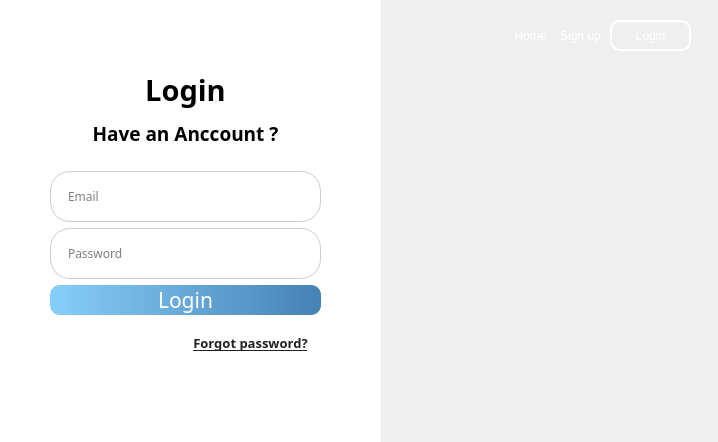
Before: the Qt Designer form ui/loggin.ui in xuanducdepzai/python-app, drawn with Qt 5.
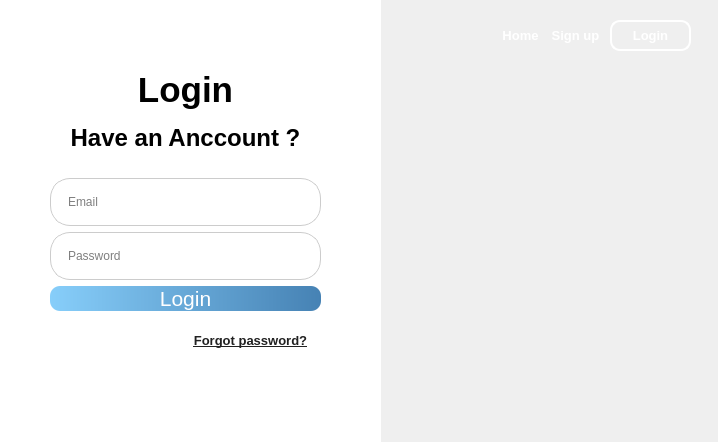
After: the same form once the commit is applied. Icons and pictures are not drawn.

Diff of the .ui file:
```diff
--- a/ui/loggin.ui
+++ b/ui/loggin.ui
@@ -65,6 +65,11 @@
       <height>700</height>
      </size>
     </property>
+    <property name="font">
+     <font>
+      <family>Segoe UI</family>
+     </font>
+    </property>
     <property name="text">
      <string/>
     </property>
@@ -84,6 +89,12 @@
       <height>31</height>
      </rect>
     </property>
+    <property name="font">
+     <font>
+      <pointsize>10</pointsize>
+      <bold>true</bold>
+     </font>
+    </property>
     <property name="styleSheet">
      <string notr="true">border-radius:10px;
 border: 2px solid white;
@@ -96,12 +107,18 @@
    <widget class="QPushButton" name="pushButton_3">
     <property name="geometry">
      <rect>
-      <x>490</x>
+      <x>480</x>
       <y>20</y>
       <width>81</width>
       <height>31</height>
      </rect>
     </property>
+    <property name="font">
+     <font>
+      <pointsize>10</pointsize>
+      <bold>true</bold>
+     </font>
+    </property>
     <property name="styleSheet">
      <string notr="true">border-radius:5px;
 color:rgb(255, 255, 255)</string>
@@ -115,10 +132,16 @@
      <rect>
       <x>540</x>
       <y>20</y>
-      <width>81</width>
+      <width>71</width>
       <height>31</height>
      </rect>
     </property>
+    <property name="font">
+     <font>
+      <pointsize>10</pointsize>
+      <bold>true</bold>
+     </font>
+    </property>
     <property name="styleSheet">
      <string notr="true">border-radius:5px;
 color:rgb(255, 255, 255)</string>
@@ -188,7 +211,7 @@
       <widget class="QLineEdit" name="txt_email_2">
        <property name="font">
         <font>
-         <family>Segoe Script</family>
+         <family>Segoe UI</family>
         </font>
        </property>
        <property name="styleSheet">
@@ -216,7 +239,7 @@
       <widget class="QLineEdit" name="txt_password_3">
        <property name="font">
         <font>
-         <family>Segoe Script</family>
+         <family>Segoe UI</family>
         </font>
        </property>
        <property name="styleSheet">
@@ -241,8 +264,8 @@
       <widget class="QLabel" name="label_7">
        <property name="font">
         <font>
-         <family>Segoe Script</family>
-         <pointsize>14</pointsize>
+         <family>Segoe UI</family>
+         <pointsize>18</pointsize>
          <bold>true</bold>
         </font>
        </property>
@@ -261,7 +284,7 @@
       <widget class="QPushButton" name="btn_login_2">
        <property name="font">
         <font>
-         <family>Segoe Script</family>
+         <family>Segoe UI</family>
          <pointsize>16</pointsize>
         </font>
        </property>
@@ -280,8 +303,8 @@
       <widget class="QLabel" name="label_2">
        <property name="font">
         <font>
-         <family>Segoe Script</family>
-         <pointsize>22</pointsize>
+         <family>Segoe UI</family>
+         <pointsize>26</pointsize>
          <bold>true</bold>
         </font>
        </property>
@@ -319,7 +342,7 @@
          <widget class="QPushButton" name="pushButton_4">
           <property name="font">
            <font>
-            <family>Segoe Script</family>
+            <family>Segoe UI</family>
             <pointsize>10</pointsize>
             <bold>true</bold>
             <underline>true</underline>
```
